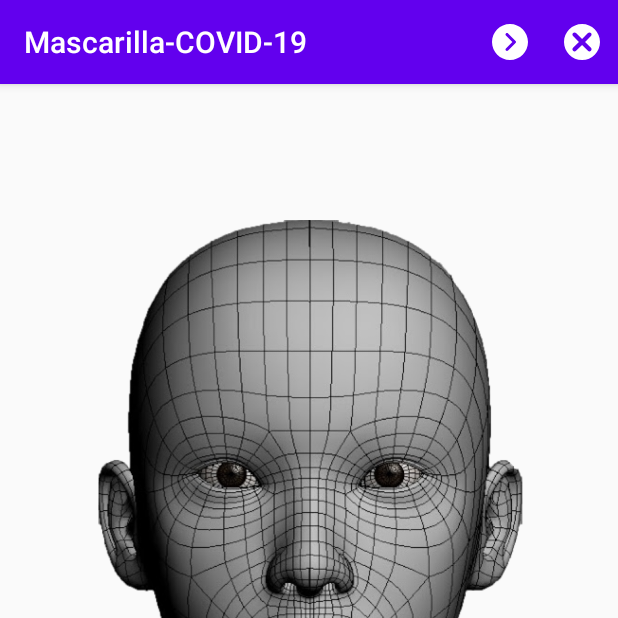
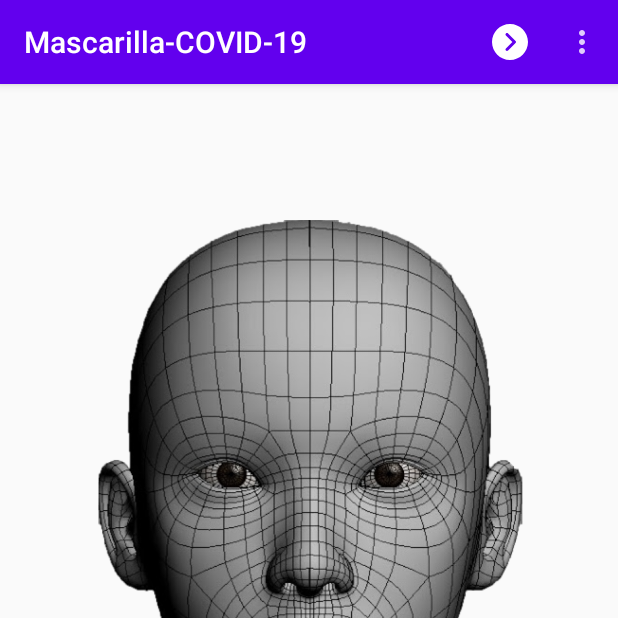
Before and after one commit to jesus-tomas-girones/Mascarillas, an Android app: the LabelActivity screen opened directly, with no data from a screen before it, on a phone screen of 412 x 824 dp, the top half of it. Run offline under Robolectric (Android 15) with nearby library versions, the phone set to English and light mode, and no system bars; 3 statements that could not run were skipped.

Commit message:
Botón aceptar

```diff
--- a/app/src/main/java/es/upv/master/android/reconocimientofacial/ui/label/LabelActivity.java
+++ b/app/src/main/java/es/upv/master/android/reconocimientofacial/ui/label/LabelActivity.java
@@ -200,6 +200,9 @@ public class LabelActivity extends AppCompatActivity implements View.OnTouchList
                this.setResult(Activity.RESULT_OK, i);
                finish();
                return true;
+            }else if (id == R.id.menu_label_aceptar) {
+               finish();
+               return true;
             }
             return super.onOptionsItemSelected(item);
          }
--- /dev/null
+++ b/app/src/main/res/drawable/ic_acept.xml
@@ -0,0 +1,4 @@
+<vector android:height="24dp" android:viewportHeight="14"
+    android:viewportWidth="14" android:width="24dp" xmlns:android="http://schemas.android.com/apk/res/android">
+    <path android:fillColor="#FF000000" android:fillType="evenOdd" android:pathData="M7,13C3.6863,13 1,10.3137 1,7C1,3.6863 3.6863,1 7,1C10.3137,1 13,3.6863 13,7C13,10.3137 10.3137,13 7,13ZM5.8573,10.5565L10.7072,5.7065C11.0983,5.3165 11.0983,4.6835 10.7072,4.2925C10.3162,3.9025 9.6842,3.9025 9.2933,4.2925L5.8573,7.7285L4.7073,6.5785C4.3162,6.1875 3.6843,6.1875 3.2933,6.5785C2.9023,6.9695 2.9023,7.6015 3.2933,7.9925L5.8573,10.5565Z"/>
+</vector>
--- /dev/null
+++ b/app/src/main/res/drawable/ic_aceptar.xml
@@ -0,0 +1,12 @@
+<vector xmlns:android="http://schemas.android.com/apk/res/android"
+    android:width="32dp"
+    android:height="32dp"
+    android:viewportWidth="32"
+    android:viewportHeight="32">
+  <path
+      android:pathData="M16,16m-14,0a14,14 0,1 1,28 0a14,14 0,1 1,-28 0"
+      android:fillColor="#4caf50"/>
+  <path
+      android:pathData="M23.07,8.8 L14.5856,17.2 8.9294,11.6 6.1012,14.4 11.7574,20.2 14.5856,23 25.898,11.6Z"
+      android:fillColor="#ffffff"/>
+</vector>
--- /dev/null
+++ b/app/src/main/res/drawable/ic_cerrar.xml
@@ -0,0 +1,15 @@
+<vector xmlns:android="http://schemas.android.com/apk/res/android"
+    android:width="32dp"
+    android:height="32dp"
+    android:viewportWidth="32"
+    android:viewportHeight="32">
+  <path
+      android:pathData="M16,16m-14,0a14,14 0,1 1,28 0a14,14 0,1 1,-28 0"
+      android:fillColor="#f44336"/>
+  <path
+      android:pathData="M24.4235,21.6516l-2.8284,2.8284l-14.1421,-14.1421l2.8284,-2.8284z"
+      android:fillColor="#ffffff"/>
+  <path
+      android:pathData="M10.2955,24.4659l-2.8284,-2.8284l14.1421,-14.1421l2.8284,2.8284z"
+      android:fillColor="#ffffff"/>
+</vector>
--- a/app/src/main/res/drawable/ic_close.xml
+++ b/app/src/main/res/drawable/ic_close.xml
@@ -4,6 +4,6 @@
     android:viewportWidth="512"
     android:viewportHeight="512">
   <path
-      android:fillColor="#FFFFFF"
+      android:fillColor="#000000"
       android:pathData="M257,0C116.39,0 0,114.39 0,255s116.39,257 257,257s255,-116.39 255,-257S397.61,0 257,0zM383.22,338.79c11.7,11.7 11.7,30.73 0,42.44c-11.61,11.6 -30.64,11.79 -42.44,0L257,297.42l-85.79,83.82c-11.7,11.7 -30.73,11.7 -42.44,0c-11.7,-11.7 -11.7,-30.73 0,-42.44l83.8,-83.8l-83.8,-83.8c-11.7,-11.71 -11.7,-30.74 0,-42.44c11.71,-11.7 30.74,-11.7 42.44,0L257,212.58l83.78,-83.82c11.68,-11.68 30.71,-11.72 42.44,0c11.7,11.7 11.7,30.73 0,42.44l-83.8,83.8L383.22,338.79z"/>
 </vector>
--- a/app/src/main/res/menu/menu_label.xml
+++ b/app/src/main/res/menu/menu_label.xml
@@ -7,10 +7,25 @@
         android:orderInCategory="100"
         android:title="@string/menu_label_siguiente"
         app:showAsAction="always" />
+
     <item
-        android:id="@+id/menu_label_salir"
-        android:icon="@drawable/ic_close"
-        android:orderInCategory="100"
-        android:title="@string/menu_label_cerrar"
-        app:showAsAction="always" />
+        android:id="@+id/empty"
+        android:icon="@drawable/ic_menu"
+        android:orderInCategory="101"
+        app:showAsAction="always">
+        <menu>
+            <item
+                android:id="@+id/menu_label_aceptar"
+                android:orderInCategory="102"
+                android:title="@string/menu_label_aceptar"
+                android:icon="@drawable/ic_aceptar"
+                app:showAsAction="always|withText" />
+            <item
+                android:id="@+id/menu_label_salir"
+                android:orderInCategory="103"
+                android:title="@string/menu_label_cerrar"
+                android:icon="@drawable/ic_cerrar"
+                app:showAsAction="always|withText" />
+        </menu>
+    </item>
 </menu>
--- a/app/src/main/res/values/strings.xml
+++ b/app/src/main/res/values/strings.xml
@@ -49,6 +49,7 @@ PROTECCIÓN DE DATOS:\n Las fotografías son tratadas de forma totalmente anóni
     <!-- menu label    -->
     <string name="menu_label_cerrar">Cancelar</string>
     <string name="menu_label_siguiente">Siguiente</string>
+    <string name="menu_label_aceptar">Aceptar</string>
 
     <!-- Tipos de Problemas Fotos     -->
     <string name="label_1">No simétrica</string>
```
Also changed, not shown: 1 other file.
